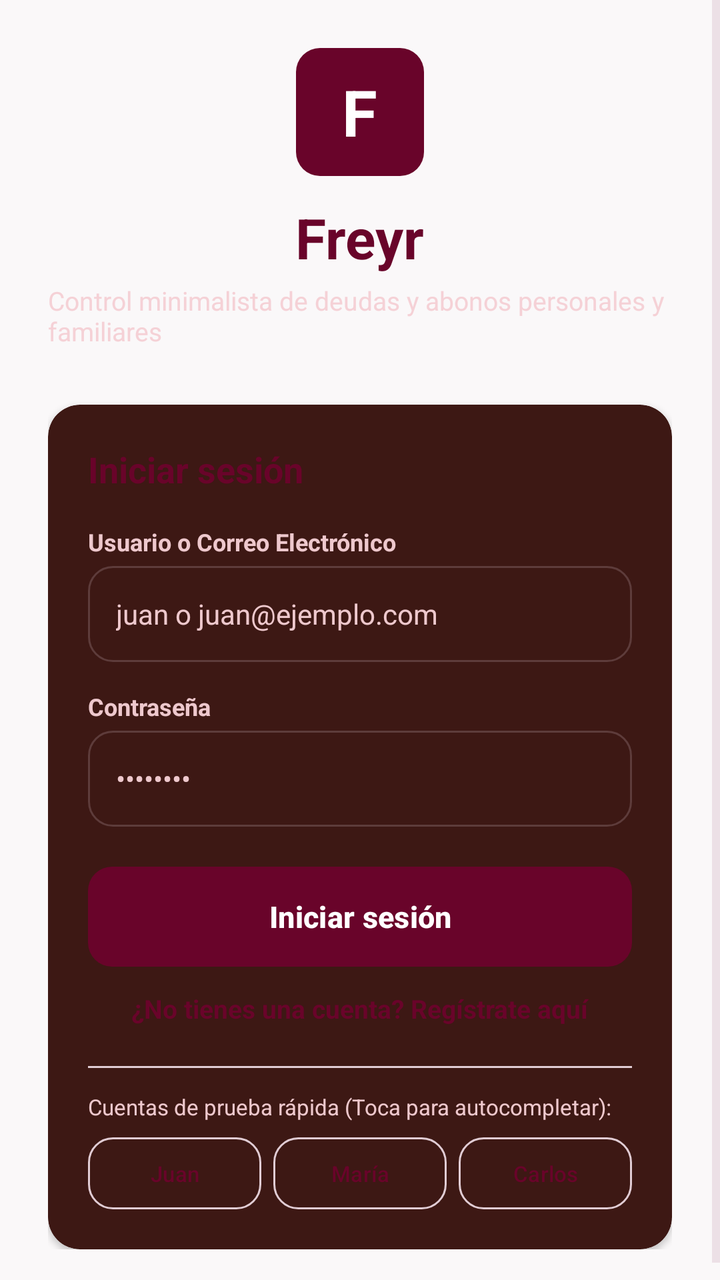
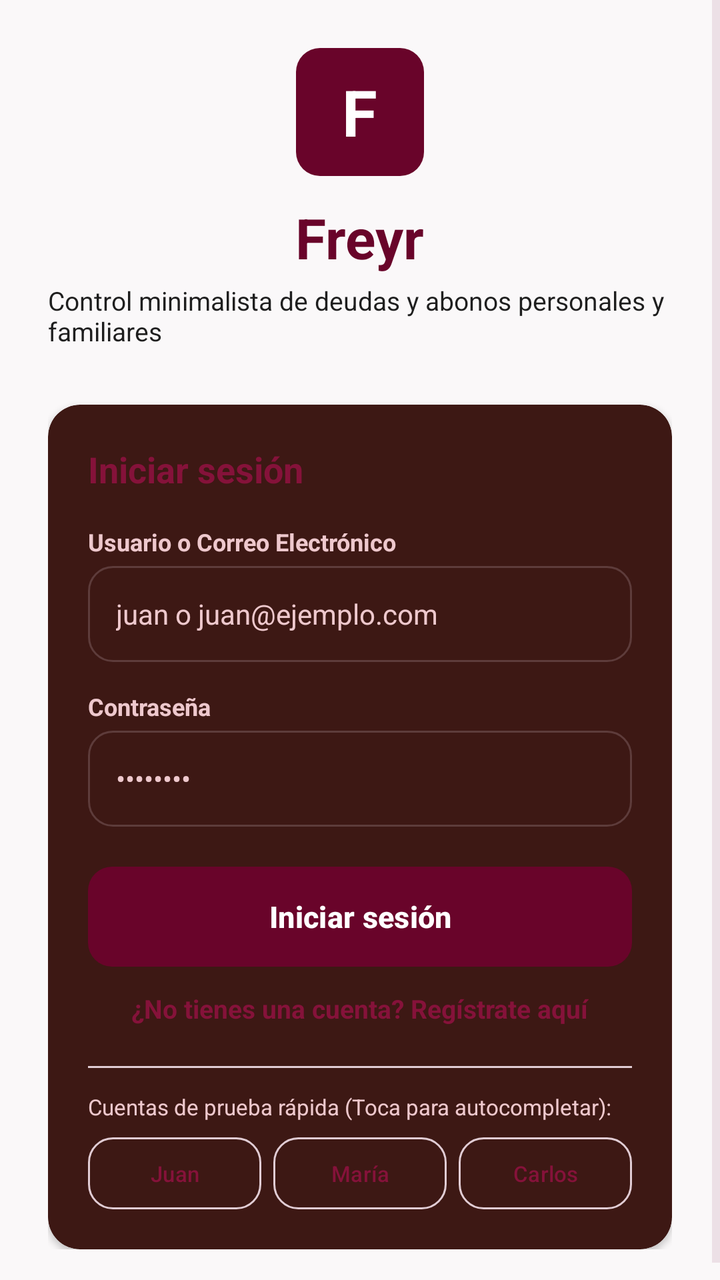

An Android layout rendered at two revisions. The XML below is the earlier revision; the diff shows what the commit changed to produce the second picture.
<!-- AndroidManifest.xml: application theme Theme.Freyr -->
<!-- res/layout/activity_login.xml -->
<?xml version="1.0" encoding="utf-8"?>
<ScrollView xmlns:android="http://schemas.android.com/apk/res/android"
    xmlns:app="http://schemas.android.com/apk/res-auto"
    android:layout_width="match_parent"
    android:layout_height="match_parent"
    android:fillViewport="true"
    android:background="@color/freyr_background">

    <LinearLayout
        android:layout_width="match_parent"
        android:layout_height="wrap_content"
        android:orientation="vertical"
        android:gravity="center"
        android:padding="24dp">

        
        <FrameLayout
            android:layout_width="64dp"
            android:layout_height="64dp"
            android:background="@drawable/bg_button_primary">
            <TextView
                android:layout_width="wrap_content"
                android:layout_height="wrap_content"
                android:text="F"
                android:textColor="#FFFFFF"
                android:textSize="32sp"
                android:textStyle="bold"
                android:layout_gravity="center" />
        </FrameLayout>

        <TextView
            android:layout_width="wrap_content"
            android:layout_height="wrap_content"
            android:text="Freyr"
            android:textColor="@color/freyr_primary"
            android:textSize="28sp"
            android:textStyle="bold"
            android:layout_marginTop="12dp" />

        <TextView
            android:layout_width="wrap_content"
            android:layout_height="wrap_content"
            android:text="@string/app_tagline"
            android:textColor="@color/freyr_text_secondary"
            android:textSize="13sp"
            android:layout_marginTop="4dp" />

        
        <androidx.cardview.widget.CardView
            android:layout_width="match_parent"
            android:layout_height="wrap_content"
            android:layout_marginTop="28dp"
            app:cardCornerRadius="16dp"
            app:cardElevation="2dp"
            app:cardBackgroundColor="@color/freyr_surface">

            <LinearLayout
                android:layout_width="match_parent"
                android:layout_height="wrap_content"
                android:orientation="vertical"
                android:padding="20dp">

                <TextView
                    android:layout_width="wrap_content"
                    android:layout_height="wrap_content"
                    android:text="@string/title_login"
                    android:textColor="@color/freyr_primary"
                    android:textSize="18sp"
                    android:textStyle="bold"
                    android:layout_marginBottom="16dp" />

                <TextView
                    android:id="@+id/tx_error"
                    android:layout_width="match_parent"
                    android:layout_height="wrap_content"
                    android:textColor="#D32F2F"
                    android:textSize="12sp"
                    android:visibility="gone"
                    android:layout_marginBottom="12dp" />

                
                <TextView
                    android:layout_width="wrap_content"
                    android:layout_height="wrap_content"
                    android:text="Usuario o Correo Electrónico"
                    android:textColor="@color/freyr_text_secondary"
                    android:textSize="12sp"
                    android:textStyle="bold"
                    android:layout_marginBottom="4dp" />

                <EditText
                    android:id="@+id/et_nombre"
                    android:layout_width="match_parent"
                    android:layout_height="48dp"
                    android:background="@drawable/bg_edit_text"
                    android:hint="juan o juan@ejemplo.com"
                    android:inputType="text"
                    android:maxLines="1"
                    android:textColor="@color/freyr_text_primary"
                    android:textSize="14sp"
                    android:layout_marginBottom="14dp" />

                
                <TextView
                    android:layout_width="wrap_content"
                    android:layout_height="wrap_content"
                    android:text="@string/label_password"
                    android:textColor="@color/freyr_text_secondary"
                    android:textSize="12sp"
                    android:textStyle="bold"
                    android:layout_marginBottom="4dp" />

                <EditText
                    android:id="@+id/et_contraseña"
                    android:layout_width="match_parent"
                    android:layout_height="48dp"
                    android:background="@drawable/bg_edit_text"
                    android:hint="••••••••"
                    android:inputType="textPassword"
                    android:maxLines="1"
                    android:textColor="@color/freyr_text_primary"
                    android:textSize="14sp"
                    android:layout_marginBottom="20dp" />

                
                <Button
                    android:id="@+id/btn_login"
                    android:layout_width="match_parent"
                    android:layout_height="50dp"
                    android:background="@drawable/bg_button_primary"
                    android:text="@string/btn_login"
                    android:textColor="#FFFFFF"
                    android:textSize="15sp"
                    android:textStyle="bold"
                    app:backgroundTint="@null" />

                
                <TextView
                    android:id="@+id/tx_go_to_register"
                    android:layout_width="wrap_content"
                    android:layout_height="wrap_content"
                    android:text="¿No tienes una cuenta? Regístrate aquí"
                    android:textColor="@color/freyr_primary"
                    android:textSize="13sp"
                    android:textStyle="bold"
                    android:layout_gravity="center"
                    android:padding="12dp"
                    android:clickable="true"
                    android:focusable="true" />

                <View
                    android:layout_width="match_parent"
                    android:layout_height="1dp"
                    android:background="@color/freyr_secondary"
                    android:layout_marginTop="8dp"
                    android:layout_marginBottom="12dp" />

                
                <TextView
                    android:layout_width="wrap_content"
                    android:layout_height="wrap_content"
                    android:text="Cuentas de prueba rápida (Toca para autocompletar):"
                    android:textColor="@color/freyr_text_secondary"
                    android:textSize="11sp"
                    android:layout_marginBottom="8dp" />

                <LinearLayout
                    android:layout_width="match_parent"
                    android:layout_height="wrap_content"
                    android:orientation="horizontal">

                    <Button
                        android:id="@+id/btn_juan"
                        android:layout_width="0dp"
                        android:layout_height="36dp"
                        android:layout_weight="1"
                        android:text="Juan"
                        android:textSize="11sp"
                        android:background="@drawable/bg_button_secondary"
                        android:textColor="@color/freyr_primary"
                        android:layout_marginEnd="4dp"
                        app:backgroundTint="@null" />

                    <Button
                        android:id="@+id/btn_maria"
                        android:layout_width="0dp"
                        android:layout_height="36dp"
                        android:layout_weight="1"
                        android:text="María"
                        android:textSize="11sp"
                        android:background="@drawable/bg_button_secondary"
                        android:textColor="@color/freyr_primary"
                        android:layout_marginStart="2dp"
                        android:layout_marginEnd="2dp"
                        app:backgroundTint="@null" />

                    <Button
                        android:id="@+id/btn_carlos"
                        android:layout_width="0dp"
                        android:layout_height="36dp"
                        android:layout_weight="1"
                        android:text="Carlos"
                        android:textSize="11sp"
                        android:background="@drawable/bg_button_secondary"
                        android:textColor="@color/freyr_primary"
                        android:layout_marginStart="4dp"
                        app:backgroundTint="@null" />
                </LinearLayout>

            </LinearLayout>
        </androidx.cardview.widget.CardView>
    </LinearLayout>
</ScrollView>
<!-- resources referenced by this layout -->
<resources>
  <color name="freyr_background">#FAF8F9</color>
  <color name="freyr_primary">#69042A</color>
  <color name="freyr_secondary">#E1CCD4</color>
  <color name="freyr_surface">#3D1814</color>
  <color name="freyr_text_primary">#E1CCD4</color>
  <color name="freyr_text_secondary">#F6F5CFD4</color>
  <!-- drawable bg_button_primary (drawable) -->
  <?xml version="1.0" encoding="utf-8"?>
  <ripple xmlns:android="http://schemas.android.com/apk/res/android"
      android:color="#33FFFFFF">
      <item>
          <shape android:shape="rectangle">
              <corners android:radius="12dp" />
              <solid android:color="@color/freyr_primary" />
          </shape>
      </item>
  </ripple>
  <!-- drawable bg_button_secondary (drawable) -->
  <?xml version="1.0" encoding="utf-8"?>
  <ripple xmlns:android="http://schemas.android.com/apk/res/android"
      android:color="#33E1CCD4">
      <item>
          <shape android:shape="rectangle">
              <corners android:radius="12dp" />
              <solid android:color="@color/freyr_surface" />
              <stroke android:width="1dp" android:color="@color/freyr_secondary" />
          </shape>
      </item>
  </ripple>
  <!-- drawable bg_edit_text (drawable) -->
  <?xml version="1.0" encoding="utf-8"?>
  <selector xmlns:android="http://schemas.android.com/apk/res/android">
      <item android:state_focused="true">
          <shape android:shape="rectangle">
              <corners android:radius="12dp" />
              <solid android:color="@color/freyr_surface" />
              <stroke android:width="2dp" android:color="@color/freyr_primary" />
              <padding android:bottom="12dp" android:left="14dp" android:right="14dp" android:top="12dp" />
          </shape>
      </item>
      <item>
          <shape android:shape="rectangle">
              <corners android:radius="12dp" />
              <solid android:color="@color/freyr_surface" />
              <stroke android:width="1dp" android:color="@color/freyr_border" />
              <padding android:bottom="12dp" android:left="14dp" android:right="14dp" android:top="12dp" />
          </shape>
      </item>
  </selector>
  <string name="app_tagline">Control minimalista de deudas y abonos personales y familiares</string>
  <string name="btn_login">Iniciar sesión</string>
  <string name="label_password">Contraseña</string>
  <string name="title_login">Iniciar sesión</string>
  <style name="Theme.Freyr" parent="Theme.Material3.Dark.NoActionBar">
          
          <item name="colorPrimary">@color/freyr_primary</item>
          <item name="colorPrimaryDark">@color/freyr_primary_dark</item>
          <item name="colorSecondary">@color/freyr_secondary</item>
          <item name="colorOnPrimary">#FFFFFF</item>
          <item name="colorOnSecondary">@color/freyr_primary</item>
  
          
          <item name="android:colorBackground">@color/freyr_background</item>
          <item name="colorSurface">@color/freyr_surface</item>
          <item name="colorOnSurface">@color/freyr_text_primary</item>
  
          
          <item name="android:statusBarColor">@color/freyr_background</item>
          <item name="android:windowLightStatusBar">false</item>
          <item name="android:navigationBarColor">@color/freyr_background</item>
          <item name="android:windowLightNavigationBar">false</item>
          
          
          <item name="android:textColor">@color/freyr_text_primary</item>
          <item name="android:textColorHint">@color/freyr_text_secondary</item>
          <item name="colorControlNormal">@color/freyr_secondary</item>
          <item name="colorControlActivated">@color/freyr_primary</item>
      </style>
  <color name="freyr_border">#33E1CCD4</color>
  <color name="freyr_primary_dark">#4A031E</color>
</resources>

<!-- the commit's change to res/layout/activity_login.xml (unified diff, before → after) -->
@@ -40,10 +40,10 @@
         <TextView
             android:layout_width="wrap_content"
             android:layout_height="wrap_content"
+            android:layout_marginTop="4dp"
             android:text="@string/app_tagline"
-            android:textColor="@color/freyr_text_secondary"
-            android:textSize="13sp"
-            android:layout_marginTop="4dp" />
+            android:textColor="@color/freyr_card_bg"
+            android:textSize="13sp" />
 
         
         <androidx.cardview.widget.CardView
@@ -63,11 +63,11 @@
                 <TextView
                     android:layout_width="wrap_content"
                     android:layout_height="wrap_content"
+                    android:layout_marginBottom="16dp"
                     android:text="@string/title_login"
-                    android:textColor="@color/freyr_primary"
+                    android:textColor="@color/freyr_primary_light"
                     android:textSize="18sp"
-                    android:textStyle="bold"
-                    android:layout_marginBottom="16dp" />
+                    android:textStyle="bold" />
 
                 <TextView
                     android:id="@+id/tx_error"
@@ -139,14 +139,14 @@
                     android:id="@+id/tx_go_to_register"
                     android:layout_width="wrap_content"
                     android:layout_height="wrap_content"
+                    android:layout_gravity="center"
+                    android:clickable="true"
+                    android:focusable="true"
+                    android:padding="12dp"
                     android:text="¿No tienes una cuenta? Regístrate aquí"
-                    android:textColor="@color/freyr_primary"
+                    android:textColor="@color/freyr_primary_light"
                     android:textSize="13sp"
-                    android:textStyle="bold"
-                    android:layout_gravity="center"
-                    android:padding="12dp"
-                    android:clickable="true"
-                    android:focusable="true" />
+                    android:textStyle="bold" />
 
                 <View
                     android:layout_width="match_parent"
@@ -173,37 +173,37 @@
                         android:id="@+id/btn_juan"
                         android:layout_width="0dp"
                         android:layout_height="36dp"
+                        android:layout_marginEnd="4dp"
                         android:layout_weight="1"
+                        android:background="@drawable/bg_button_secondary"
                         android:text="Juan"
+                        android:textColor="@color/freyr_primary_light"
                         android:textSize="11sp"
-                        android:background="@drawable/bg_button_secondary"
-                        android:textColor="@color/freyr_primary"
-                        android:layout_marginEnd="4dp"
                         app:backgroundTint="@null" />
 
                     <Button
                         android:id="@+id/btn_maria"
                         android:layout_width="0dp"
                         android:layout_height="36dp"
-                        android:layout_weight="1"
-                        android:text="María"
-                        android:textSize="11sp"
-                        android:background="@drawable/bg_button_secondary"
-                        android:textColor="@color/freyr_primary"
                         android:layout_marginStart="2dp"
                         android:layout_marginEnd="2dp"
+                        android:layout_weight="1"
+                        android:background="@drawable/bg_button_secondary"
+                        android:text="María"
+                        android:textColor="@color/freyr_primary_light"
+                        android:textSize="11sp"
                         app:backgroundTint="@null" />
 
                     <Button
                         android:id="@+id/btn_carlos"
                         android:layout_width="0dp"
                         android:layout_height="36dp"
+                        android:layout_marginStart="4dp"
                         android:layout_weight="1"
+                        android:background="@drawable/bg_button_secondary"
                         android:text="Carlos"
+                        android:textColor="@color/freyr_primary_light"
                         android:textSize="11sp"
-                        android:background="@drawable/bg_button_secondary"
-                        android:textColor="@color/freyr_primary"
-                        android:layout_marginStart="4dp"
                         app:backgroundTint="@null" />
                 </LinearLayout>
 
<!-- resource entries referenced after the edit -->
@@ -1,7 +1,9 @@
 <!-- resources referenced by this layout -->
 <resources>
   <color name="freyr_background">#FAF8F9</color>
+  <color name="freyr_card_bg">#1E1E1E</color>
   <color name="freyr_primary">#69042A</color>
+  <color name="freyr_primary_light">#85123A</color>
   <color name="freyr_secondary">#E1CCD4</color>
   <color name="freyr_surface">#3D1814</color>
   <color name="freyr_text_primary">#E1CCD4</color>
